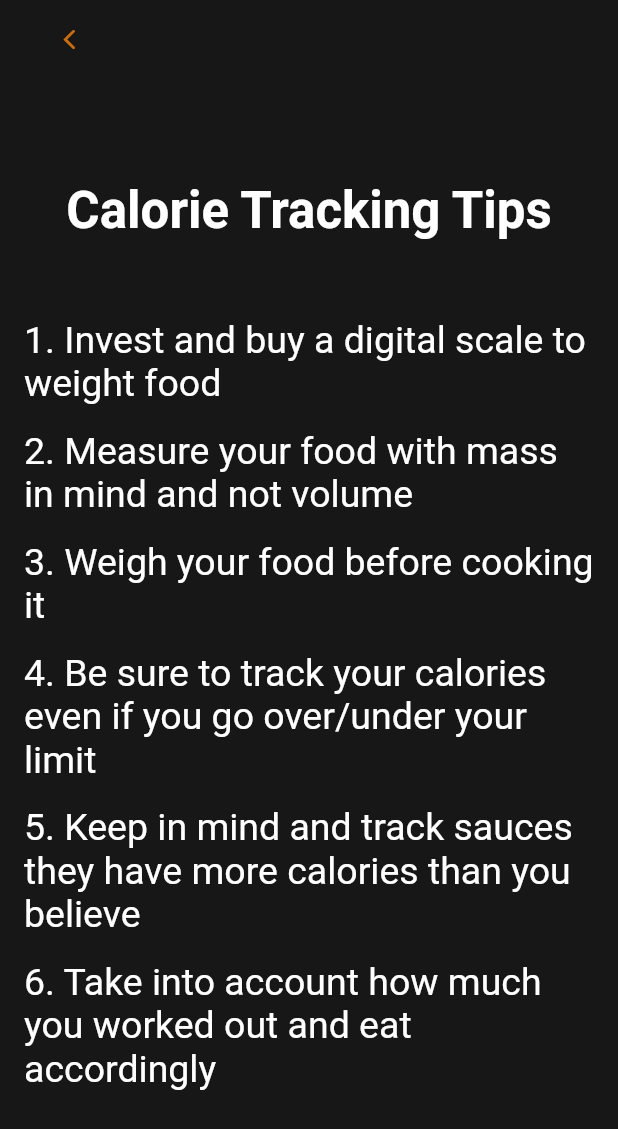
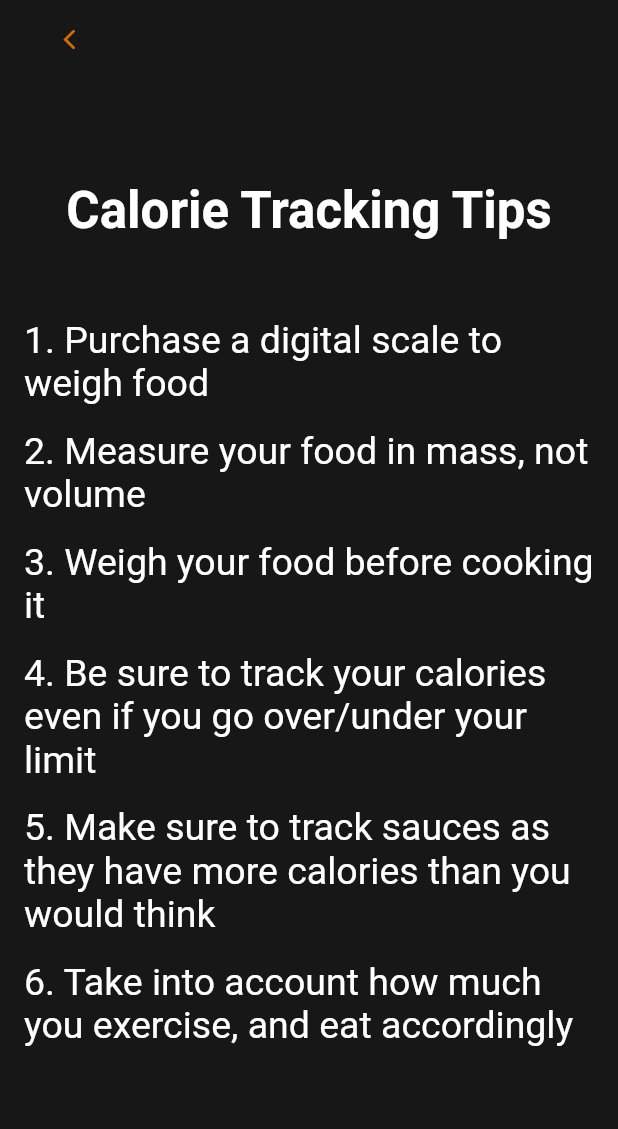
Before and after one commit to Matthew-Cool/hackathon2024, a Flutter app: the Page4 screen opened directly, on a phone screen of 412 x 824 dp. Shown: the top 1129 px of the screen. Run offline on Flutter 3.47's test engine with Material 3 defaults, Android fonts, the light colour scheme and no system bars; our stand-ins replace percent_indicator, shared_preferences; missing offline and left inert: restart_app; accounts and stored records are empty; generated files the repository leaves out were written again.

Commit message:
Fixed Grammar

```diff
--- a/lib/foodtips.dart
+++ b/lib/foodtips.dart
@@ -33,12 +33,12 @@ class _Page4State extends State<Page4> {
             Expanded(
               child: ListView(
                 children: <Widget>[
-                  _buildTipItem("1. Invest and buy a digital scale to weight food"),
-                  _buildTipItem("2. Measure your food with mass in mind and not volume"),
+                  _buildTipItem("1. Purchase a digital scale to weigh food"),
+                  _buildTipItem("2. Measure your food in mass, not volume"),
                   _buildTipItem("3. Weigh your food before cooking it"),
                   _buildTipItem("4. Be sure to track your calories even if you go over/under your limit"),
-                  _buildTipItem("5. Keep in mind and track sauces they have more calories than you believe"),
-                  _buildTipItem("6. Take into account how much you worked out and eat accordingly"),
+                  _buildTipItem("5. Make sure to track sauces as they have more calories than you would think"),
+                  _buildTipItem("6. Take into account how much you exercise, and eat accordingly"),
                 ],
               ),
             ),
```
Also changed, not shown: 2 other files.
